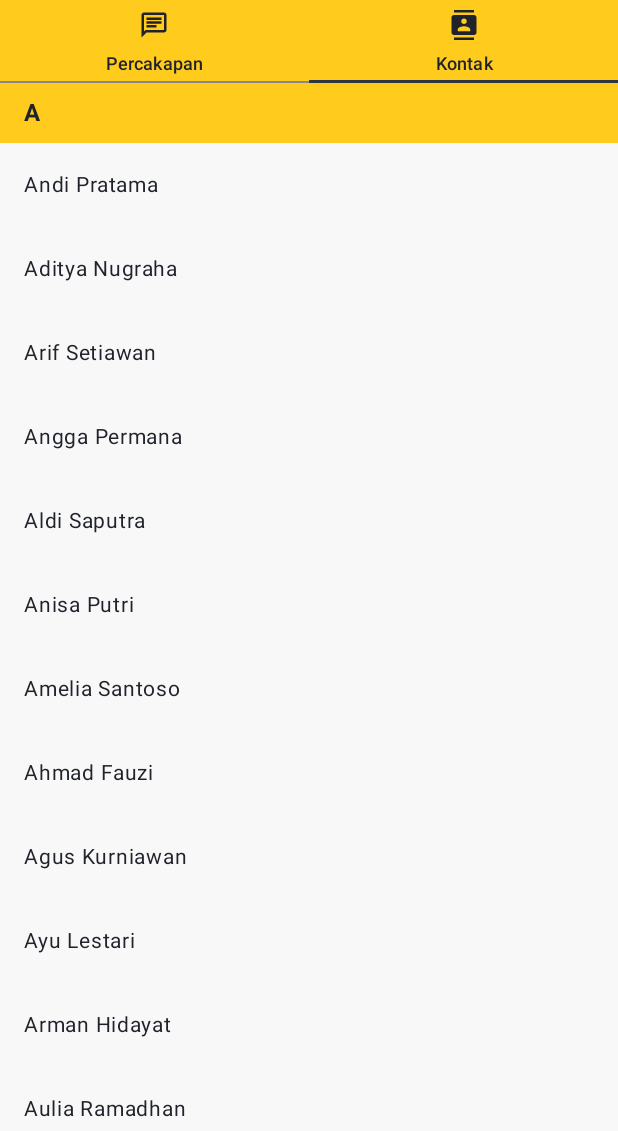
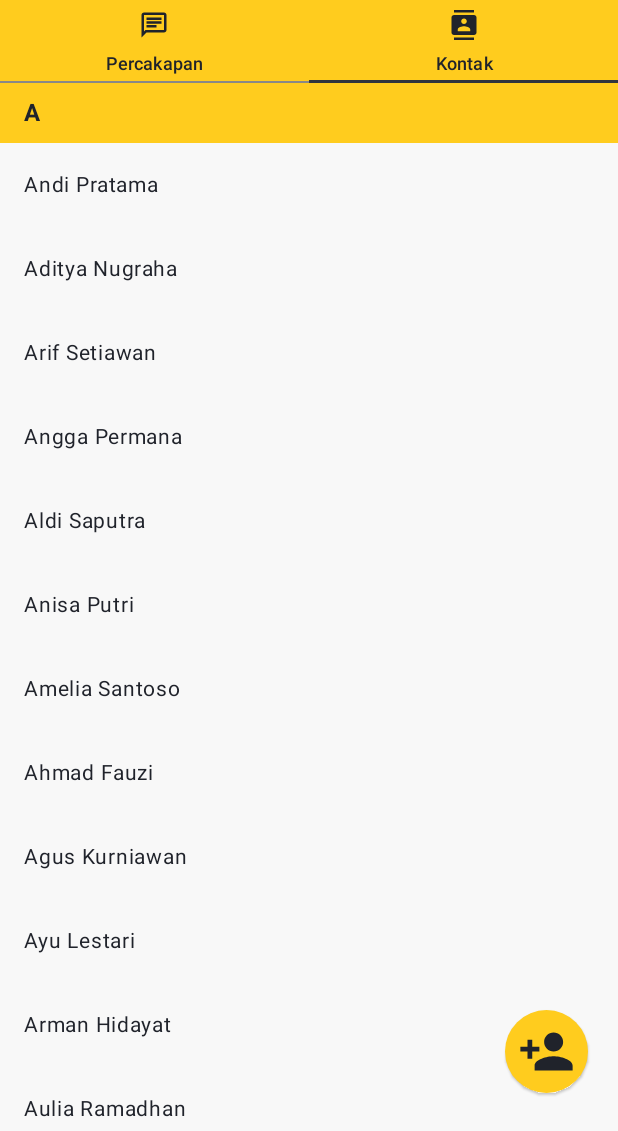
Before and after one commit to ZaAtsmaro28/ChatLoid, an Android app built with Jetpack Compose: the screen it shows after launch (MainActivity), tab 2 chosen, on a phone screen of 412 x 824 dp, the part 105-1236 px from its top. Run offline under Robolectric (Android 15) with nearby library versions, the phone set to English and light mode, and no system bars.

Commit message:
create add contact floating action button

```diff
--- a/app/src/main/java/com/portfolio/chatloid/MainActivity.kt
+++ b/app/src/main/java/com/portfolio/chatloid/MainActivity.kt
@@ -3,6 +3,7 @@
 package com.portfolio.chatloid
 
 import android.os.Bundle
+import android.widget.Toast
 import androidx.activity.ComponentActivity
 import androidx.activity.compose.setContent
 import androidx.activity.enableEdgeToEdge
@@ -13,6 +14,7 @@ import androidx.compose.foundation.border
 import androidx.compose.foundation.layout.Arrangement
 import androidx.compose.foundation.layout.Box
 import androidx.compose.foundation.layout.Column
+import androidx.compose.foundation.layout.PaddingValues
 import androidx.compose.foundation.layout.Row
 import androidx.compose.foundation.layout.aspectRatio
 import androidx.compose.foundation.layout.fillMaxHeight
@@ -29,6 +31,7 @@ import androidx.compose.foundation.shape.CircleShape
 import androidx.compose.material.icons.Icons
 import androidx.compose.material.icons.filled.Chat
 import androidx.compose.material.icons.filled.Contacts
+import androidx.compose.material.icons.filled.PersonAdd
 import androidx.compose.material.icons.filled.Star
 import androidx.compose.material.icons.materialIcon
 import androidx.compose.material.icons.outlined.Chat
@@ -37,6 +40,7 @@ import androidx.compose.material.icons.outlined.Notifications
 import androidx.compose.material3.Button
 import androidx.compose.material3.ButtonDefaults
 import androidx.compose.material3.Divider
+import androidx.compose.material3.ElevatedButton
 import androidx.compose.material3.Icon
 import androidx.compose.material3.MaterialTheme
 import androidx.compose.material3.Scaffold
@@ -228,7 +232,9 @@ private fun PageTab(listTab: List<TabItems>, modifier: Modifier = Modifier) {
         }
         HorizontalPager(
             state = pagerState,
-            modifier = modifier.fillMaxSize().weight(1f)
+            modifier = modifier
+                .fillMaxSize()
+                .weight(1f)
         ) { index ->
             Box(
                 modifier = Modifier
@@ -260,6 +266,7 @@ private fun PageTab(listTab: List<TabItems>, modifier: Modifier = Modifier) {
                         ) {
                             CategorizedLazyColumn(categories = contactList)
                         }
+                        AddContactFloatingButton()
                     }
                 }
             }
@@ -329,3 +336,34 @@ private fun CategorizedLazyColumn(
         }
     }
 }
+
+@Composable
+private fun AddContactFloatingButton(modifier: Modifier = Modifier) {
+    Box(
+        modifier = modifier
+        .fillMaxSize()
+        .padding(20.dp, 25.dp),
+        contentAlignment = Alignment.BottomEnd
+    ) {
+        ElevatedButton(
+            onClick = {
+                print("test")
+            },
+            modifier = Modifier.size(55.dp),
+            contentPadding = PaddingValues(0.dp),
+            shape = CircleShape,
+            colors = ButtonDefaults.elevatedButtonColors(
+                containerColor = colorResource(R.color.primary),
+                contentColor = colorResource(R.color.black)
+            )
+        ) {
+            Icon(
+                imageVector = Icons.Filled.PersonAdd,
+                contentDescription = "Tombol tambah kontak",
+                modifier = modifier
+                    .size(38.dp),
+                tint = colorResource(R.color.black)
+            )
+        }
+    }
+}
```
